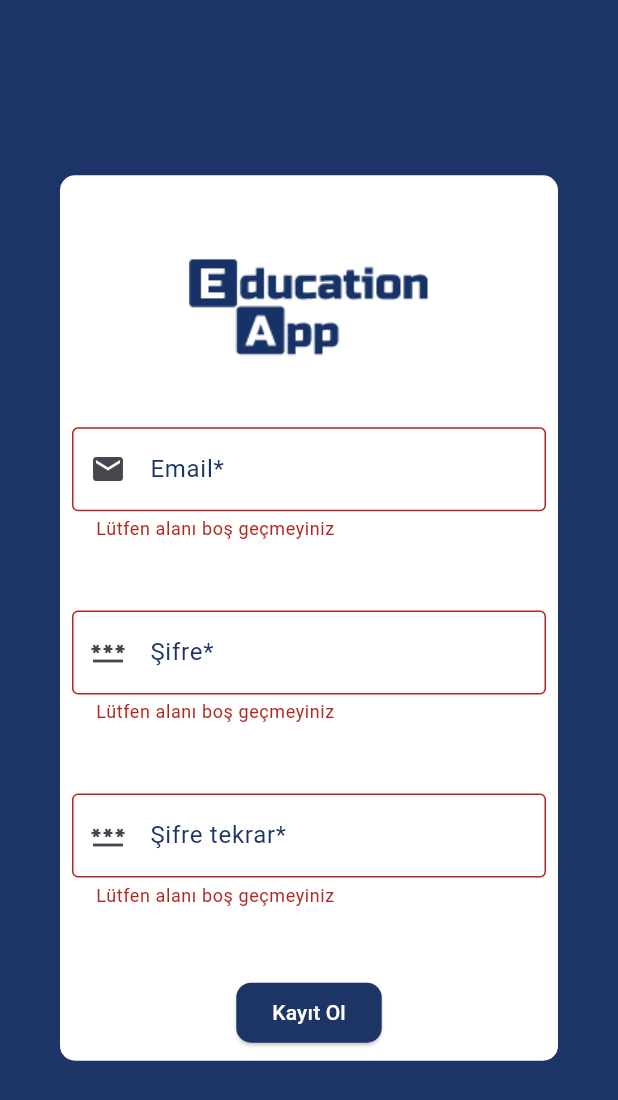
After one commit to yusufcanadiguzel/education_app, a Flutter app: the screen it shows after launch, after a tap on "Kayıt Ol", on a phone screen of 412 x 824 dp. The commit adds this screen. Shown: the top 1100 px of the screen. Run offline on Flutter 3.47's test engine with Material 3 defaults, Android fonts, the phone set to English and light mode, and no system bars; our stand-ins replace cloud_firestore, firebase_auth, firebase_core, flutter_bloc; accounts and stored records are empty.

Commit message:
Auth işlemleri tamamlandı.
Firebase ve bloc altyapısı tamamlandı.
Auth işlemleri gerçekleştirildi.

```diff
--- /dev/null
+++ b/devtools_options.yaml
@@ -0,0 +1 @@
+extensions:
--- /dev/null
+++ b/lib/blocs/auth_bloc/auth_bloc.dart
@@ -0,0 +1,48 @@
+import 'package:cloud_firestore/cloud_firestore.dart';
+import 'package:education_app/blocs/auth_bloc/auth_event.dart';
+import 'package:education_app/blocs/auth_bloc/auth_state.dart';
+import 'package:education_app/repositories/auth_repository.dart';
+import 'package:firebase_auth/firebase_auth.dart';
+import 'package:flutter_bloc/flutter_bloc.dart';
+
+class AuthBloc extends Bloc<AuthEvent, AuthState>{
+  AuthBloc() : super(AuthInitial()){
+    on<LoginUser>(_onLoginUser);
+
+    on<RegisterUser>(_onRegisterUser);
+
+    on<CheckUser>(_onCheckUser);
+
+
+  }
+
+  final AuthRepository _repository = AuthRepository();
+
+  void _onLoginUser(LoginUser event, Emitter<AuthState> emit) async{
+    emit(AuthLoading());
+
+    try{
+      //_auth.signInWithEmailAndPassword(email: event.email, password: event.password);
+    }catch(exception){
+      emit(AuthError());
+    }
+  }
+
+  void _onRegisterUser(RegisterUser event, Emitter<AuthState> emitter) async{
+    emitter(AuthLoading());
+
+    try{
+      await _repository.registerUser(event.email, event.password);
+    }catch (exception) {
+      emitter(AuthError());
+    }
+  }
+
+  void _onCheckUser(CheckUser event, Emitter<AuthState> emitter) async{
+    try{
+      emitter(AuthLoaded());
+    }catch (exception){
+      emitter(AuthError());
+    }
+  }
+}
--- /dev/null
+++ b/lib/blocs/auth_bloc/auth_event.dart
@@ -0,0 +1,19 @@
+import 'package:education_app/models/user.dart';
+
+abstract class AuthEvent{}
+
+class RegisterUser extends AuthEvent{
+  final String email;
+  final String password;
+
+  RegisterUser({required this.email, required this.password});
+}
+
+class LoginUser extends AuthEvent{
+  final String email;
+  final String password;
+
+  LoginUser({required this.email, required this.password});
+}
+
+class CheckUser extends AuthEvent{}
--- /dev/null
+++ b/lib/blocs/auth_bloc/auth_state.dart
@@ -0,0 +1,10 @@
+abstract class AuthState{}
+
+class AuthInitial extends AuthState{}
+
+class AuthLoading extends AuthState{}
+
+class AuthLoaded extends AuthState{
+}
+
+class AuthError extends AuthState{}
--- a/lib/blocs/user_bloc/user_bloc.dart
+++ b/lib/blocs/user_bloc/user_bloc.dart
@@ -1,7 +1,6 @@
 import 'package:education_app/blocs/user_bloc/user_event.dart';
 import 'package:education_app/blocs/user_bloc/user_state.dart';
 import 'package:education_app/repositories/user_repository.dart';
-import 'package:firebase_auth/firebase_auth.dart';
 import 'package:flutter_bloc/flutter_bloc.dart';
 
 class UserBloc extends Bloc<UserEvent, UserState>{
@@ -13,7 +12,7 @@ class UserBloc extends Bloc<UserEvent, UserState>{
 
   final UserRepository _repository = UserRepository();
 
-  void _onFetchUser(FetchUsers event, Emitter<UserState> emitter) async{
+  void _onFetchUser(FetchUsers event, Emitter<UserState> emit) async{
     emit(UserLoading());
 
     try{
@@ -23,7 +22,7 @@ class UserBloc extends Bloc<UserEvent, UserState>{
     }
   }
 
-  void _onAddUser(AddUser event, Emitter<UserState> emitter) async{
+  void _onAddUser(AddUser event, Emitter<UserState> emit) async{
     emit(UserLoading());
 
     try{
--- /dev/null
+++ b/lib/constants/colors.dart
@@ -0,0 +1,5 @@
+import 'package:flutter/material.dart';
+
+class Colors{
+  static Color primaryColor = const Color(0xFF1D3566);
+}
--- a/lib/main.dart
+++ b/lib/main.dart
@@ -1,5 +1,9 @@
+import 'package:education_app/blocs/auth_bloc/auth_bloc.dart';
 import 'package:education_app/blocs/user_bloc/user_bloc.dart';
 import 'package:education_app/screens/home_screen.dart';
+import 'package:education_app/screens/register_screen.dart';
+import 'package:education_app/screens/welcome_screen.dart';
+import 'package:education_app/theme/theme_constants.dart';
 import 'package:firebase_core/firebase_core.dart';
 import 'package:flutter/material.dart';
 import 'package:flutter_bloc/flutter_bloc.dart';
@@ -16,12 +20,17 @@ Future<void> main() async {
       providers: [
         BlocProvider(
           create: (context) => UserBloc(),
-        )
+        ),
+        BlocProvider(
+            create: (context) => AuthBloc(),
+        ),
       ],
       child: MaterialApp(
-        theme: ThemeData.light(),
-        darkTheme: ThemeData.dark(),
-        home: const LoginScreen(),
+        home: const WelcomeScreen(),
+        theme: lightTheme,
+        darkTheme: darkTheme,
         debugShowCheckedModeBanner: false,
-      ),),);
+      ),
+  ),
+  );
 }
--- /dev/null
+++ b/lib/repositories/auth_repository.dart
@@ -0,0 +1,19 @@
+import 'package:firebase_auth/firebase_auth.dart';
+
+class AuthRepository{
+  final FirebaseAuth _auth = FirebaseAuth.instance;
+
+  Future<void> registerUser(String email, String password) async {
+    var credential = await _auth.createUserWithEmailAndPassword(email: email, password: password);
+
+    if(credential == null){
+      print('register error');
+    }
+  }
+
+  User? getCurrentUser(){
+    var user = _auth.currentUser;
+
+    return user;
+  }
+}
--- /dev/null
+++ b/lib/screens/register_screen.dart
@@ -0,0 +1,149 @@
+import 'package:education_app/blocs/auth_bloc/auth_bloc.dart';
+import 'package:education_app/blocs/auth_bloc/auth_event.dart';
+import 'package:education_app/blocs/auth_bloc/auth_state.dart';
+import 'package:education_app/screens/home_screen.dart';
+import 'package:education_app/screens/login_screen.dart';
+import 'package:education_app/theme/theme_constants.dart';
+import 'package:education_app/widgets/custom_elevated_button.dart';
+import 'package:flutter/material.dart';
+import 'package:flutter_bloc/flutter_bloc.dart';
+
+class RegisterScreen extends StatefulWidget {
+  const RegisterScreen({super.key});
+
+  @override
+  State<RegisterScreen> createState() => _RegisterScreenState();
+}
+
+class _RegisterScreenState extends State<RegisterScreen> {
+  @override
+  Widget build(BuildContext context) {
+    return Scaffold(
+      body: BlocBuilder<AuthBloc, AuthState>(
+        builder: (context, state) {
+          if(state is AuthInitial){
+            context.read<AuthBloc>().add(CheckUser());
+          }
+
+          if(state is AuthLoading){
+
+          }
+
+          if(state is AuthLoaded){
+            final _formKey = GlobalKey<FormState>();
+            var email = '';
+            var password = '';
+
+            return Center(
+                child: Padding(
+                  padding: const EdgeInsets.all(40.0),
+                  child: AspectRatio(
+                    aspectRatio: 9 / 16,
+                    child: Container(
+                      decoration: BoxDecoration(
+                          borderRadius: BorderRadius.circular(10.0),
+                          color: Colors.white
+                      ),
+                      child: Padding(
+                        padding: const EdgeInsets.all(8.0),
+                        child: Form(
+                            child: Column(
+                              mainAxisAlignment: MainAxisAlignment.center,
+                              children: [
+                                Image.asset('assets/images/education-app-blue-logo.png'),
+                                Expanded(
+                                  child: Form(
+                                    key: _formKey,
+                                    child: Column(
+                                      children: [
+                                        Expanded(
+                                          child: TextFormField(
+                                            decoration: kTextFormFieldDecoration.copyWith(
+                                              labelText: 'Email*',
+                                              prefixIcon: const Align(
+                                                widthFactor: 1.0,
+                                                heightFactor: 1.0,
+                                                child: Icon(Icons.mail),
+                                              ),
+                                            ),
+                                            validator: (value) {
+                                              if(value!.isEmpty){
+                                                return 'Lütfen alanı boş geçmeyiniz';
+                                              }
+                                            },
+                                          ),
+                                        ),
+                                        Expanded(
+                                          child: TextFormField(
+                                            validator: (value) {
+                                              if(value!.isEmpty){
+                                                return 'Lütfen alanı boş geçmeyiniz';
+                                              }
+                                            },
+                                            onChanged: (value) => password = value,
+                                            obscureText: true,
+                                            decoration: kTextFormFieldDecoration.copyWith(
+                                              labelText: 'Şifre*',
+                                              prefixIcon: const Align(
+                                                widthFactor: 1.0,
+                                                heightFactor: 1.0,
+                                                child: Icon(Icons.password),
+                                              ),
+                                            ),
+                                          ),
+                                        ),
+                                        Expanded(
+                                          child: TextFormField(
+                                            validator: (value) {
+                                              if(value!.isEmpty){
+                                                return 'Lütfen alanı boş geçmeyiniz';
+                                              }
+
+                                              if(value != password){
+                                                return 'Girilen şifreler aynı olmalıdır';
+                                              }
+                                            },
+                                            obscureText: true,
+                                            decoration: kTextFormFieldDecoration.copyWith(
+                                              labelText: 'Şifre tekrar*',
+                                              prefixIcon: const Align(
+                                                widthFactor: 1.0,
+                                                heightFactor: 1.0,
+                                                child: Icon(Icons.password),
+                                              ),
+                                            ),
+                                          ),
+                                        ),
+                                      ],
+                                    ),
+                                  ),
+                                ),
+                                CustomElevatedButton(
+                                  onPressed: (){
+                                    if(_formKey.currentState!.validate()){
+                                      context.read<AuthBloc>().add(RegisterUser(email: email, password: password));
+                                      Navigator.push(context, MaterialPageRoute(builder: (context) => const LoginScreen(),));
+                                    }
+                                  },
+                                  buttonText: 'Kayıt Ol',
+                                ),
+                              ],
+                            )
+                        ),
+                      ),
+                    ),
+                  ),
+                ),
+              );
+          }
+
+          if(state is AuthError){
+
+          }
+
+          return Container();
+        },
+      ),
+    );
+  }
+}
--- /dev/null
+++ b/lib/screens/welcome_screen.dart
@@ -0,0 +1,75 @@
+import 'dart:io';
+
+import 'package:education_app/blocs/auth_bloc/auth_bloc.dart';
+import 'package:education_app/blocs/auth_bloc/auth_event.dart';
+import 'package:education_app/screens/login_screen.dart';
+import 'package:education_app/screens/register_screen.dart';
+import 'package:firebase_auth/firebase_auth.dart';
+import 'package:flutter/material.dart';
+import 'package:flutter_bloc/flutter_bloc.dart';
+import 'package:education_app/models/user.dart' as user_model;
+
+class WelcomeScreen extends StatefulWidget {
+  const WelcomeScreen({super.key});
+
+  @override
+  State<WelcomeScreen> createState() => _WelcomeScreenState();
+}
+
+class _WelcomeScreenState extends State<WelcomeScreen> {
+  final FirebaseAuth _auth = FirebaseAuth.instance;
+  final user_model.User _user = user_model.User(firstName: 'Yusufcan', lastName: 'Adıgüzel', email: 'ya@gmail.com', password: '123456');
+
+  User? checkUser(){
+    if(_auth.currentUser == null){
+      Navigator.push(context, MaterialPageRoute(builder: (context) => const RegisterScreen(),));
+      return null;
+    }else{
+      Navigator.push(context, MaterialPageRoute(builder: (context) => const LoginScreen(),));
+      return _auth.currentUser;
+    }
+  }
+
+  @override
+  void initState() {
+    // TODO: implement initState
+    super.initState();
+    WidgetsBinding.instance?.addPostFrameCallback((_) async {
+    checkUser();
+    });
+  }
+
+  @override
+  Widget build(BuildContext context) {
+
+    return Scaffold(
+      backgroundColor: const Color(0xFF1D3566),
+      body: Center(
+        child: Padding(
+          padding: const EdgeInsets.all(40.0),
+          child: AspectRatio(
+            aspectRatio: 9 / 16,
+            child: Container(
+              decoration: BoxDecoration(
+                color: Colors.white,
+                borderRadius: BorderRadius.circular(10.0),
+              ),
+              child: Column(
+                mainAxisAlignment: MainAxisAlignment.start,
+                children: [
+                  Image.asset('assets/images/education-app-blue-logo.png',
+                  ),
+                  const CircularProgressIndicator(
+                    color: Color(0xFF1D3566),
+                    strokeWidth: 5.0,
+                  )
+                ],
+              ),
+            ),
+          ),
+        ),
+      ),
+    );
+
+  }
+}
--- /dev/null
+++ b/lib/theme/theme_constants.dart
@@ -0,0 +1,38 @@
+import 'package:flutter/material.dart';
+import 'package:education_app/constants/colors.dart' as kcolors;
+
+const Color _backgroundColor = Color(0xFF1D3566);
+
+final ThemeData lightTheme = ThemeData.light().copyWith(
+  scaffoldBackgroundColor: _backgroundColor,
+  buttonTheme: const ButtonThemeData(
+    shape: BeveledRectangleBorder(
+      borderRadius: BorderRadius.all(Radius.circular(1.0),)
+    ),
+    buttonColor: _backgroundColor,
+    textTheme: ButtonTextTheme.primary,
+  )
+);
+
+final ThemeData darkTheme = ThemeData.dark().copyWith(
+    scaffoldBackgroundColor: _backgroundColor,
+    buttonTheme: const ButtonThemeData(
+      shape: BeveledRectangleBorder(
+          borderRadius: BorderRadius.all(Radius.circular(1000.0),)
+      ),
+      buttonColor: _backgroundColor,
+      textTheme: ButtonTextTheme.primary,
+    )
+);
+
+final InputDecoration kTextFormFieldDecoration = InputDecoration(
+  labelStyle: TextStyle(color: kcolors.Colors.primaryColor),
+  focusedBorder: OutlineInputBorder(
+    borderRadius: BorderRadius.circular(10.0),
+    borderSide: const BorderSide(
+      color: Colors.blue,
+      width: 3.0,
+    )
+  ),
+  border: const OutlineInputBorder(),
+);
--- /dev/null
+++ b/lib/widgets/custom_elevated_button.dart
@@ -0,0 +1,23 @@
+import 'package:flutter/material.dart';
+import 'package:education_app/constants/colors.dart' as kcolors;
+
+class CustomElevatedButton extends StatelessWidget {
+  const CustomElevatedButton({required this.buttonText, required this.onPressed, super.key});
+
+  final String buttonText;
+  final Function() onPressed;
+
+  @override
+  Widget build(BuildContext context) {
+    return ElevatedButton(
+      style: ElevatedButton.styleFrom(
+        backgroundColor: kcolors.Colors.primaryColor,
+        shape: const RoundedRectangleBorder(
+          borderRadius: BorderRadius.all(Radius.circular(10.0),),
+        ),
+      ),
+      onPressed: onPressed,
+      child: Text(buttonText, style: const TextStyle(color: Colors.white,),),
+    );
+  }
+}
```
Also changed, not shown: lib/screens/login_screen.dart (+11 -9 lines), lib/widgets/form_input_field.dart (added, +25 -0 lines), assets/images/education-app-blue-logo.png (added).
